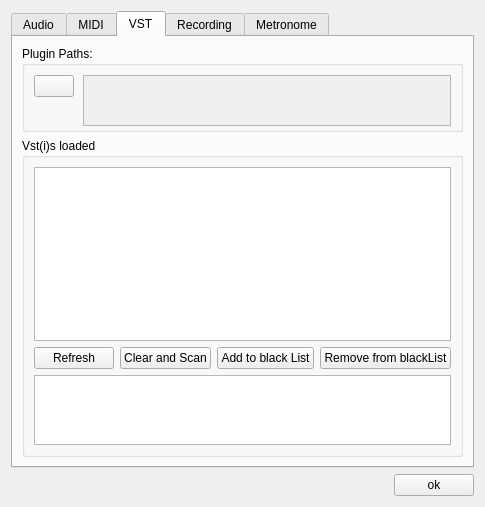
elieserdejesus/JamTaba, file src/Common/gui/PreferencesDialog.ui: the form before one commit.
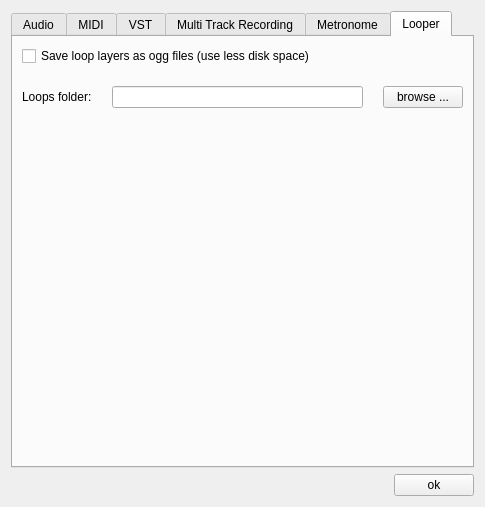
The form after the commit.

Commit message: [WIP] Save and load loops (#740)

The edit to the form file:
```diff
--- a/src/Common/gui/PreferencesDialog.ui
+++ b/src/Common/gui/PreferencesDialog.ui
@@ -17,7 +17,7 @@
    <item>
     <widget class="QTabWidget" name="prefsTab">
      <property name="currentIndex">
-      <number>2</number>
+      <number>5</number>
      </property>
      <widget class="QWidget" name="tabAudio">
       <attribute name="title">
@@ -504,7 +504,7 @@
      </widget>
      <widget class="QWidget" name="tabRecording">
       <attribute name="title">
-       <string>Recording</string>
+       <string>Multi Track Recording</string>
       </attribute>
       <layout class="QGridLayout" name="gridLayout_2">
        <property name="verticalSpacing">
@@ -681,6 +681,76 @@
        </item>
       </layout>
      </widget>
+     <widget class="QWidget" name="tabLooper">
+      <attribute name="title">
+       <string>Looper</string>
+      </attribute>
+      <layout class="QVBoxLayout" name="verticalLayout_8">
+       <property name="spacing">
+        <number>20</number>
+       </property>
+       <item>
+        <widget class="QCheckBox" name="checkBoxLooperOggEncoding">
+         <property name="text">
+          <string>Save loop layers as ogg files (use less disk space)</string>
+         </property>
+        </widget>
+       </item>
+       <item>
+        <layout class="QHBoxLayout" name="loopDirLayout" stretch="0,1,0">
+         <item>
+          <widget class="QLabel" name="labelLoopsFolder">
+           <property name="sizePolicy">
+            <sizepolicy hsizetype="Maximum" vsizetype="Preferred">
+             <horstretch>0</horstretch>
+             <verstretch>0</verstretch>
+            </sizepolicy>
+           </property>
+           <property name="text">
+            <string>Loops folder:</string>
+           </property>
+          </widget>
+         </item>
+         <item>
+          <widget class="QLineEdit" name="lineEditLoopsFolder">
+           <property name="sizePolicy">
+            <sizepolicy hsizetype="Expanding" vsizetype="Fixed">
+             <horstretch>1</horstretch>
+             <verstretch>0</verstretch>
+            </sizepolicy>
+           </property>
+          </widget>
+         </item>
+         <item>
+          <widget class="QPushButton" name="loopsFolderBrowseButton">
+           <property name="sizePolicy">
+            <sizepolicy hsizetype="Maximum" vsizetype="Fixed">
+             <horstretch>0</horstretch>
+             <verstretch>0</verstretch>
+            </sizepolicy>
+           </property>
+           <property name="text">
+            <string>browse ...</string>
+           </property>
+          </widget>
+         </item>
+        </layout>
+       </item>
+       <item>
+        <spacer name="verticalSpacer_5">
+         <property name="orientation">
+          <enum>Qt::Vertical</enum>
+         </property>
+         <property name="sizeHint" stdset="0">
+          <size>
+           <width>20</width>
+           <height>40</height>
+          </size>
+         </property>
+        </spacer>
+       </item>
+      </layout>
+     </widget>
     </widget>
    </item>
    <item>
```
The commit also changes 50 other files.
